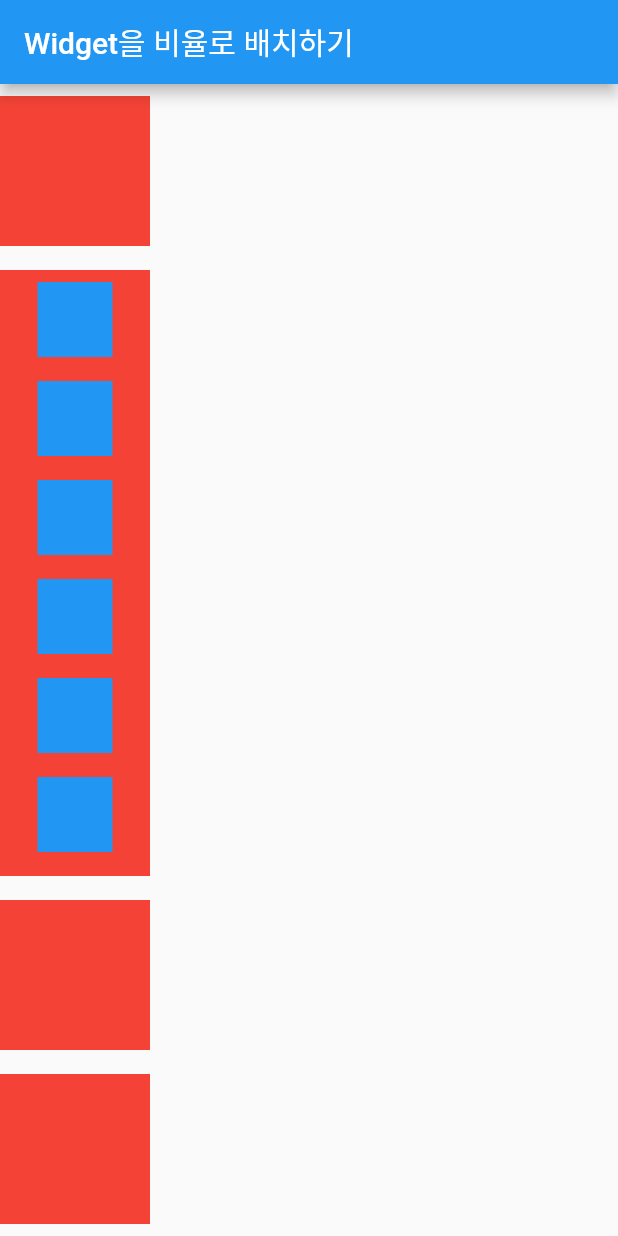
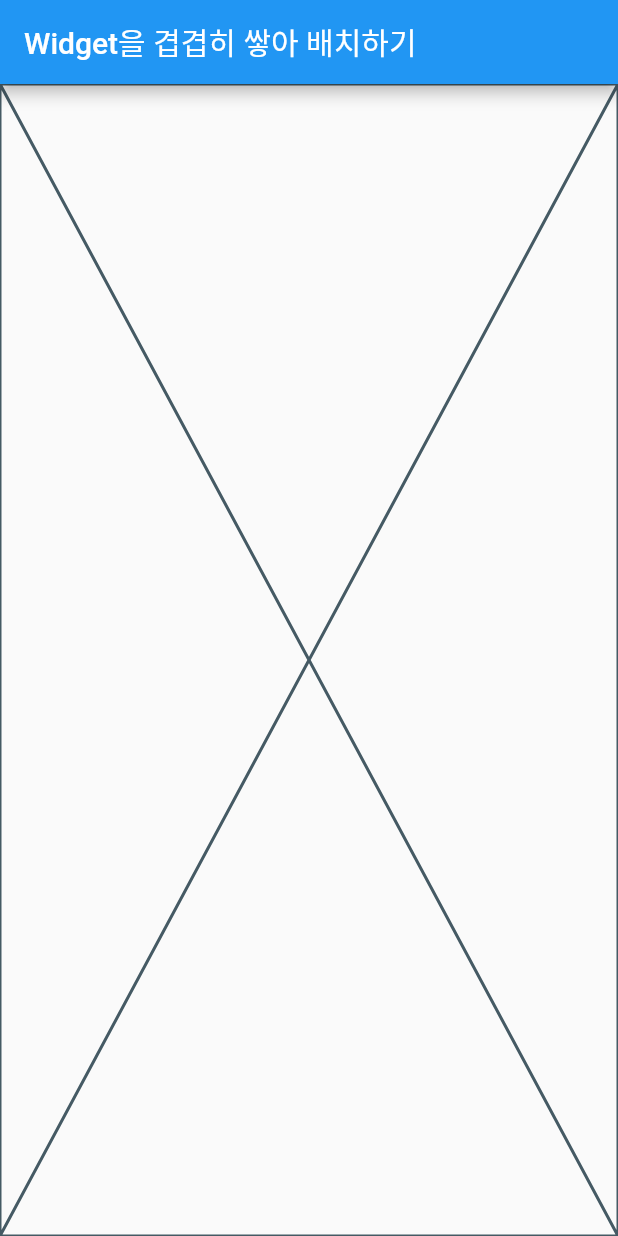
Before and after one commit to khanian/flutter_layout_example, a Flutter app: the screen it shows after launch, on a phone screen of 412 x 824 dp. Run offline on Flutter 3.47's test engine with Material 2 defaults, Android fonts, the phone set to English and light mode, and no system bars.

Commit message:
Widget을 겹겹히 쌓아 배치하기 init

```diff
--- a/lib/main.dart
+++ b/lib/main.dart
@@ -1,117 +1,31 @@
-import 'package:flutter/cupertino.dart';
 import 'package:flutter/material.dart';
 
 void main() {
-  runApp(MaterialApp(
-    home: Scaffold(
+  runApp(const MaterialApp(
+    home: HomeWidget()
+  ));
+}
+
+class HomeWidget extends StatelessWidget {
+  const HomeWidget({super.key});
+
+  @override
+  Widget build(BuildContext context) {
+    return Scaffold(
       appBar: AppBar(
-        title: Text('Widget을 비율로 배치하기'),
+        title: const Text('Widget을 겹겹히 쌓아 배치하기'),
       ),
       body: Body(),
-    ),
-  ));
+    );
+  }
 }
+
 
 class Body extends StatelessWidget {
   const Body({super.key});
 
   @override
   Widget build(BuildContext context) {
-    return Column(
-      children: [
-        Container(
-          width: 100,
-          height: 100,
-          color: Colors.red,
-          margin: const EdgeInsets.symmetric(vertical: 8),
-        ),
-        Expanded(
-          child: Container(
-            width: 100,
-            height: 100,
-            color: Colors.red,
-            margin: const EdgeInsets.symmetric(vertical: 8),
-            child: SingleChildScrollView(
-              child: Column(
-                children: [
-                  Container(
-                    color: Colors.blue,
-                    height: 50,
-                    width: 50,
-                    margin: const EdgeInsets.symmetric(vertical: 8),
-                  ),
-                  Container(
-                    color: Colors.blue,
-                    height: 50,
-                    width: 50,
-                    margin: const EdgeInsets.symmetric(vertical: 8),
-                  ),
-                  Container(
-                    color: Colors.blue,
-                    height: 50,
-                    width: 50,
-                    margin: const EdgeInsets.symmetric(vertical: 8),
-                  ),
-                  Container(
-                    color: Colors.blue,
-                    height: 50,
-                    width: 50,
-                    margin: const EdgeInsets.symmetric(vertical: 8),
-                  ),
-                  Container(
-                    color: Colors.blue,
-                    height: 50,
-                    width: 50,
-                    margin: const EdgeInsets.symmetric(vertical: 8),
-                  ),
-                  Container(
-                    color: Colors.blue,
-                    height: 50,
-                    width: 50,
-                    margin: const EdgeInsets.symmetric(vertical: 8),
-                  ),
-                  Container(
-                    color: Colors.blue,
-                    height: 50,
-                    width: 50,
-                    margin: const EdgeInsets.symmetric(vertical: 8),
-                  ),
-                  Container(
-                    color: Colors.blue,
-                    height: 50,
-                    width: 50,
-                    margin: const EdgeInsets.symmetric(vertical: 8),
-                  ),
-                  Container(
-                    color: Colors.blue,
-                    height: 50,
-                    width: 50,
-                    margin: const EdgeInsets.symmetric(vertical: 8),
-                  ),
-                  Container(
-                    color: Colors.blue,
-                    height: 50,
-                    width: 50,
-                    margin: const EdgeInsets.symmetric(vertical: 8),
-                  ),
-                ],
-              ),
-            ),
-          ),
-        ),
-        Container(
-          width: 100,
-          height: 100,
-          color: Colors.red,
-          margin: const EdgeInsets.symmetric(vertical: 8),
-        ),
-        Container(
-          width: 100,
-          height: 100,
-          color: Colors.red,
-          margin: const EdgeInsets.symmetric(vertical: 8),
-        ),
-      ],
-    );
+    return Placeholder();
   }
 }
```
